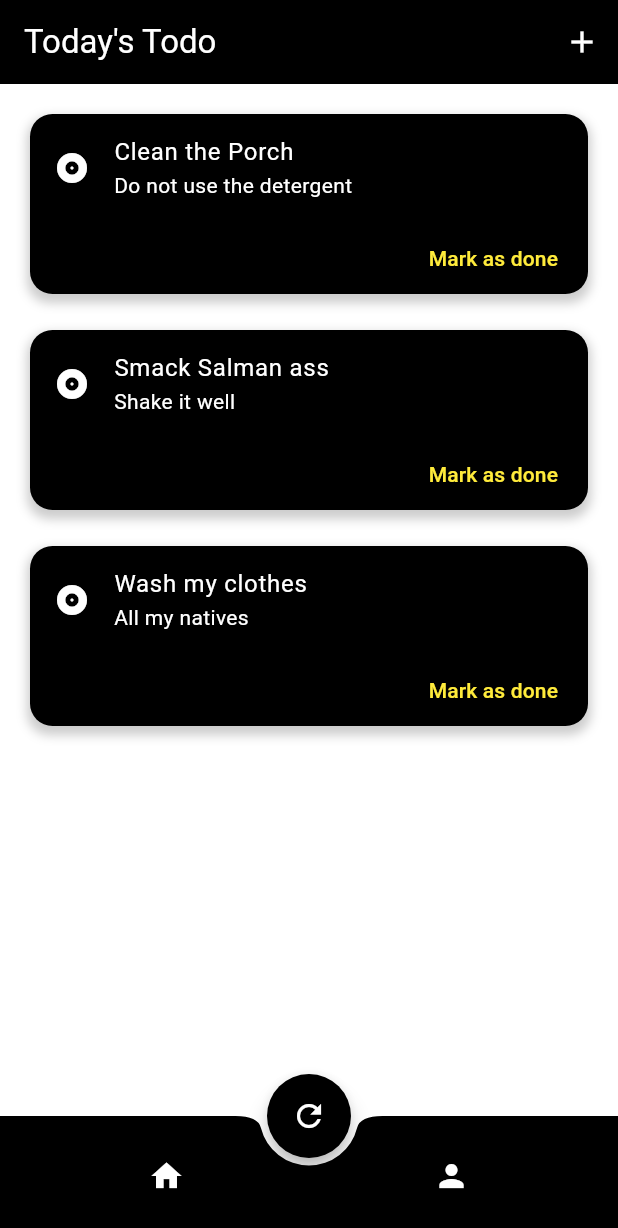
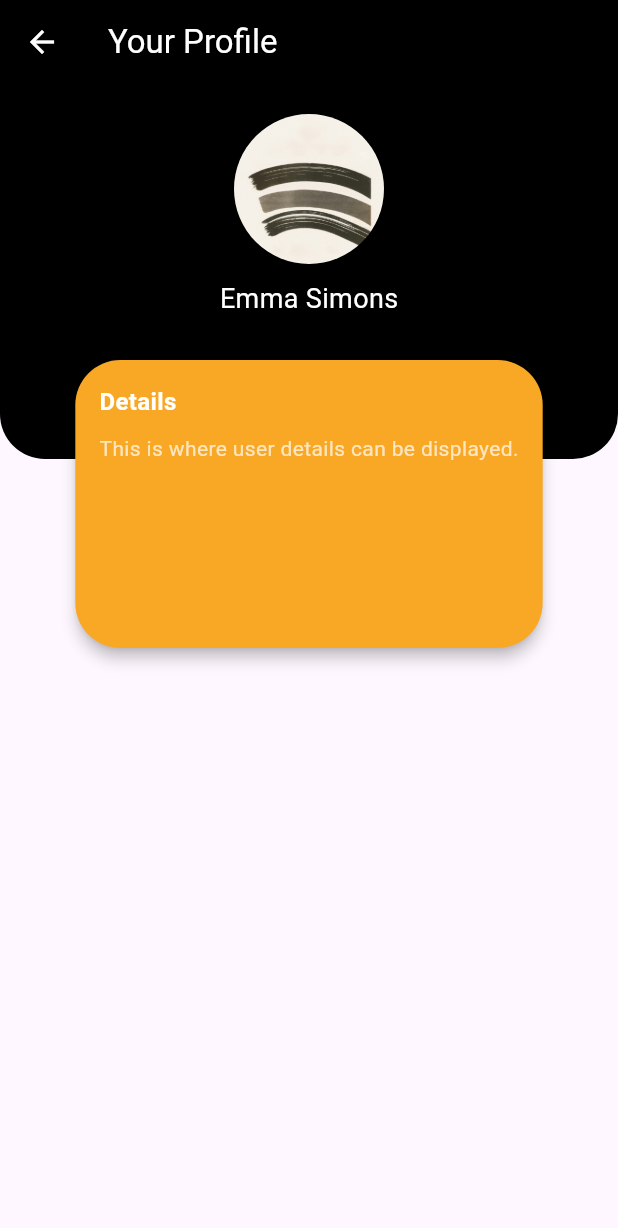
Before and after one commit to Sinmiloluwa/simple-flutter-todo, a Flutter app: the screen it shows after launch, after a tap on the "person" icon, on a phone screen of 412 x 824 dp. Shown: the top 1228 px of the screen. Run offline on Flutter 3.47's test engine with Material 3 defaults, Android fonts, the phone set to English and light mode, and no system bars.

Commit message:
profile page

```diff
--- a/lib/screens/Homepage.dart
+++ b/lib/screens/Homepage.dart
@@ -1,5 +1,7 @@
 import 'package:flutter/material.dart';
 import 'package:first_project/components/new_task_bottom_sheet.dart';
+import 'package:first_project/screens/profile.dart';
+
 
 class Homepage extends StatefulWidget {
   const Homepage({super.key});
@@ -101,7 +103,14 @@ class _HomepageState extends State<Homepage> {
                   Icons.person,
                   color: Colors.white,
                 ),
-                onPressed: () {},
+                onPressed: () {
+                  Navigator.push(
+                    context,
+                    MaterialPageRoute(
+                      builder: (context) => const Profile(),
+                    ),
+                  );
+                },
               ),
             ],
           ),
--- /dev/null
+++ b/lib/screens/profile.dart
@@ -0,0 +1,110 @@
+import 'package:flutter/material.dart';
+
+class Profile extends StatefulWidget {
+  const Profile({Key? key}) : super(key: key);
+
+  @override
+  State<Profile> createState() => _ProfileState();
+}
+
+class _ProfileState extends State<Profile> {
+  @override
+  Widget build(BuildContext context) {
+    return Scaffold(
+      appBar: AppBar(
+        backgroundColor: Colors.black,
+        leading: IconButton(
+          icon: const Icon(Icons.arrow_back, color: Colors.white),
+          onPressed: () => Navigator.pop(context), // Navigate back on press
+        ),
+        title: const Text(
+          'Your Profile',
+          style: TextStyle(color: Colors.white),
+        ),
+      ),
+      body: Column(
+        children: [
+          // Black background container
+          Container(
+            decoration: const BoxDecoration(
+              color: Colors.black,
+              borderRadius: BorderRadius.only(
+                bottomLeft: Radius.circular(30.0),
+                bottomRight: Radius.circular(30.0),
+              ),
+            ),
+            width: double.infinity,
+            height: 250.0, // Fixed height for the black background
+            child: Column(
+              children: [
+                const SizedBox(height: 20.0),
+                Center(
+                  child: Container(
+                    width: 100.0,
+                    height: 100.0,
+                    decoration: BoxDecoration(
+                      shape: BoxShape.circle,
+                      image: DecorationImage(
+                        image: AssetImage('assets/images/1.jpg'),
+                        fit: BoxFit.cover,
+                      ),
+                    ),
+                  ),
+                ),
+                const SizedBox(height: 10.0),
+                const Center(
+                  child: Text(
+                    'Emma Simons',
+                    style: TextStyle(color: Colors.white, fontSize: 18.0),
+                  ),
+                ),
+                const SizedBox(height: 20.0),
+              ],
+            ),
+          ),
+          // Card container positioned to create intersection effect
+          Padding(
+            padding: const EdgeInsets.symmetric(horizontal: 8.0),
+            child: Transform.translate(
+              offset: const Offset(0, -70),
+              child: Container(
+                height: 200.0,
+                child: Card(
+                  color: Colors.yellow[800],
+                  shape: RoundedRectangleBorder(
+                    borderRadius: BorderRadius.circular(30.0),
+                  ),
+                  elevation: 4.0,
+                  child: Padding(
+                    padding: const EdgeInsets.all(16.0),
+                    child: Column(
+                      crossAxisAlignment: CrossAxisAlignment.start,
+                      children: const [
+                        Text(
+                          'Details',
+                          style: TextStyle(
+                            fontSize: 16.0,
+                            fontWeight: FontWeight.bold,
+                            color: Colors.white,
+                          ),
+                        ),
+                        SizedBox(height: 10.0),
+                        Text(
+                          'This is where user details can be displayed.',
+                          style: TextStyle(
+                            fontSize: 14.0,
+                            color: Colors.white70,
+                          ),
+                        ),
+                      ],
+                    ),
+                  ),
+                ),
+              ),
+            ),
+          ),
+        ],
+      ),
+    );
+  }
+}
```
